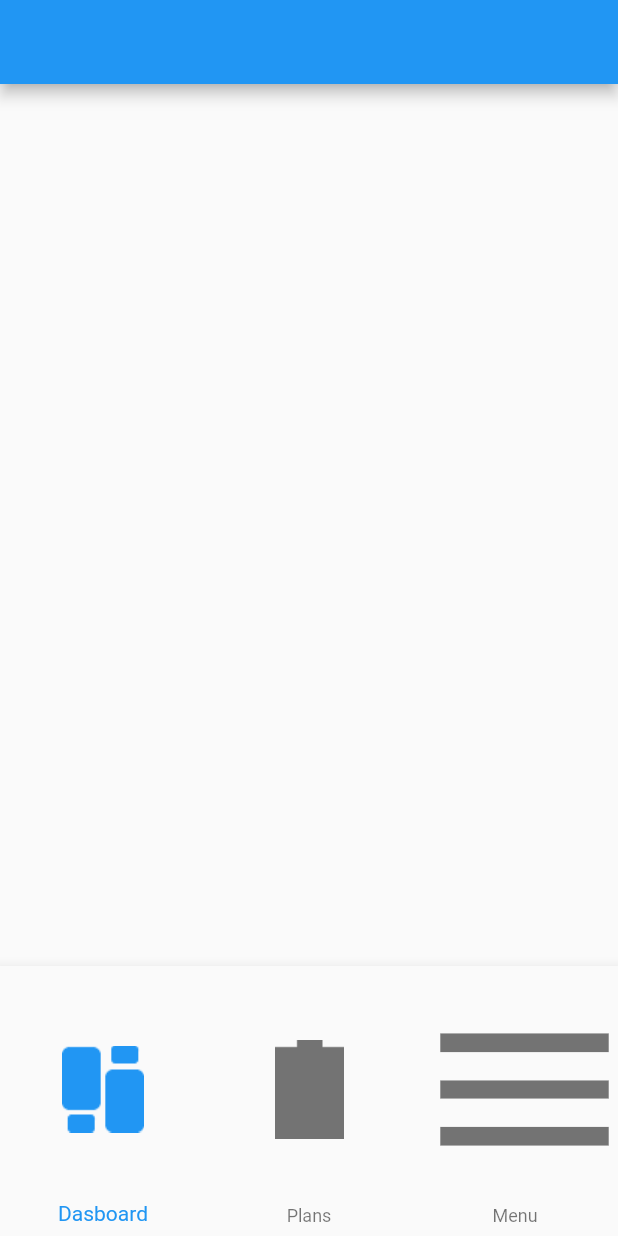
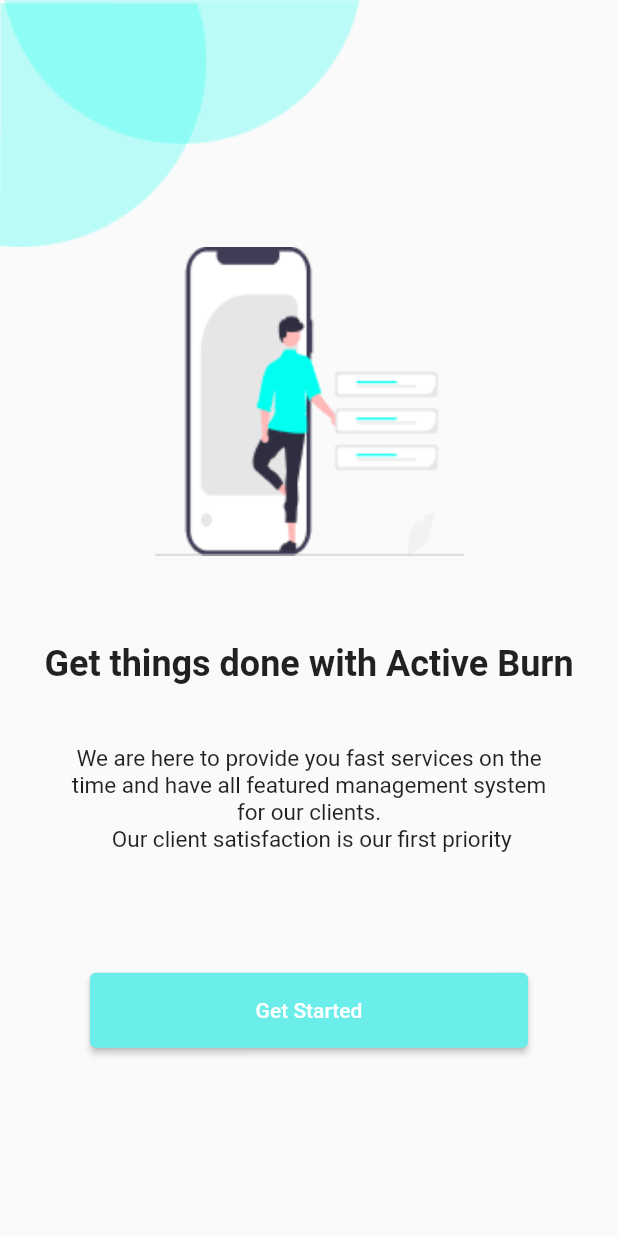
Before and after one commit to AhsenRasheed/ActiveBurn-App, a Flutter app: the screen it shows after launch, on a phone screen of 412 x 824 dp. Run offline on Flutter 3.47's test engine with Material 2 defaults, Android fonts, the phone set to English and light mode, and no system bars; our stand-ins replace firebase_auth; accounts and stored records are empty.

Commit message:
some changes

```diff
--- a/activeburn/lib/active_burn_splash.dart
+++ b/activeburn/lib/active_burn_splash.dart
@@ -0,0 +1,68 @@
+import 'package:flutter/material.dart';
+import 'package:flutter/src/foundation/key.dart';
+import 'package:flutter/src/widgets/framework.dart';
+
+class StartUp extends StatelessWidget {
+  const StartUp({Key? key}) : super(key: key);
+
+  @override
+  Widget build(BuildContext context) {
+    return Scaffold(
+      body: Stack(
+        children: [
+          SizedBox(
+            height: MediaQuery.of(context).size.height * 0.2,
+            child: Image.asset(
+              "assets/upper circle.png",
+            ),
+          ),
+          Column(
+            crossAxisAlignment: CrossAxisAlignment.center,
+            children: [
+              SizedBox(
+                height: MediaQuery.of(context).size.height * 0.2,
+              ),
+              SizedBox(
+                  height: MediaQuery.of(context).size.height * 0.25,
+                  child: Image.asset("assets/active_burn.png")),
+              SizedBox(
+                height: MediaQuery.of(context).size.height * 0.07,
+              ),
+              const Text(
+                "Get things done with Active Burn",
+                style: TextStyle(
+                  fontWeight: FontWeight.bold,
+                  fontSize: 24,
+                ),
+              ),
+              const Padding(
+                padding: EdgeInsets.all(40),
+                child: Text(
+                  "We are here to provide you fast services on the time and have all featured management system for our clients.\n Our client satisfaction is our first priority",
+                  textAlign: TextAlign.center,
+                  style: TextStyle(fontSize: 15),
+                ),
+              ),
+              const SizedBox(
+                height: 40,
+              ),
+              Padding(
+                padding: const EdgeInsets.symmetric(horizontal: 60),
+                child: ElevatedButton(
+                  style: ElevatedButton.styleFrom(
+                    primary: Theme.of(context).primaryColor,
+                    minimumSize: const Size.fromHeight(50), // NEW
+                  ),
+                  onPressed: () {},
+                  child: const Text(
+                    "Get Started",
+                  ),
+                ),
+              ),
+            ],
+          )
+        ],
+      ),
+    );
+  }
+}
--- a/activeburn/lib/main.dart
+++ b/activeburn/lib/main.dart
@@ -1,3 +1,4 @@
+import 'package:active_burn_app/active_burn_splash.dart';
 import 'package:active_burn_app/views/nav_bar.dart';
 import 'package:firebase_auth/firebase_auth.dart';
 import 'package:flutter/material.dart';
@@ -13,13 +14,13 @@ class MyApp extends StatelessWidget {
   @override
   Widget build(BuildContext context) {
     return MaterialApp(
-      title: 'Shapito',
+      title: 'Active Burn',
       theme: ThemeData(
         primaryColor: const Color(0xFF6BEEEA),
         buttonColor: const Color(0xFF27D3CE),
         //elevatedButtonTheme: ElevatedButtonThemeData(style: ButtonStyle())
       ),
-      home: const NavBar(),
+      home: const StartUp(),
     );
   }
 
--- a/activeburn/pubspec.yaml
+++ b/activeburn/pubspec.yaml
@@ -73,7 +73,7 @@ flutter:
      - assets/signIn.png
      - assets/signUp.png
      - assets/upper circle.png
-     - assets/lower circle.png
+     - assets/bottom circle.png
 
   # An image asset can refer to one or more resolution-specific "variants", see
   # https://flutter.dev/assets-and-images/#resolution-aware
```
Also changed, not shown: activeburn/assets/active_burn.png, activeburn/assets/bottom circle.png (renamed from activeburn/assets/Asset 4.png).
